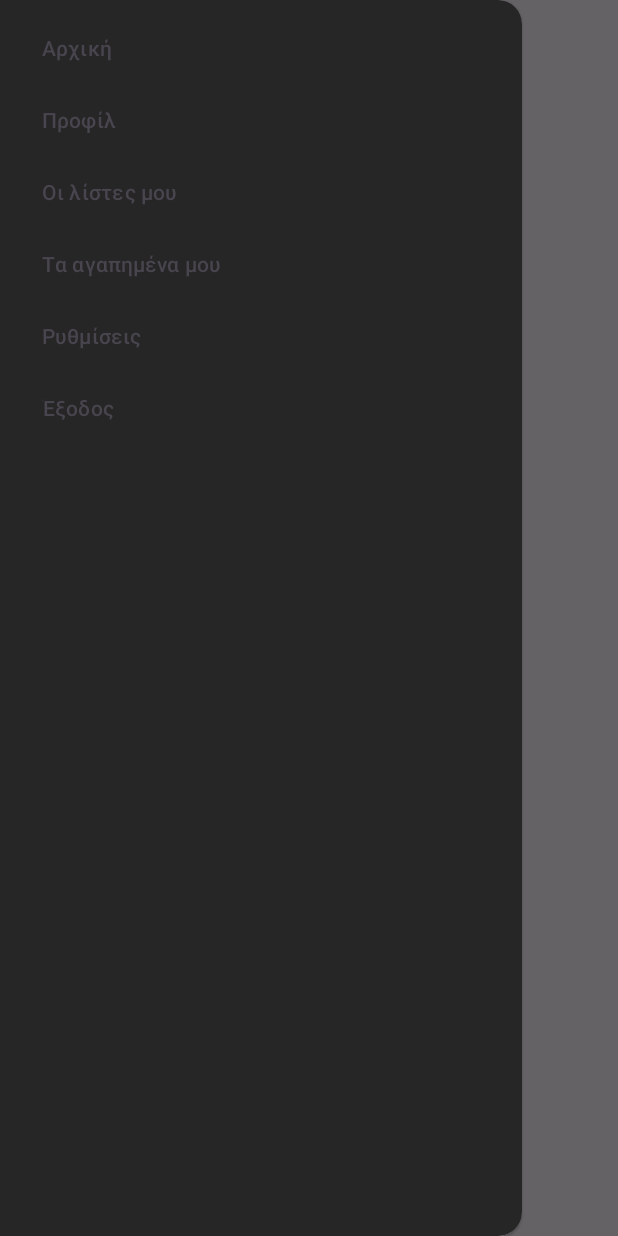
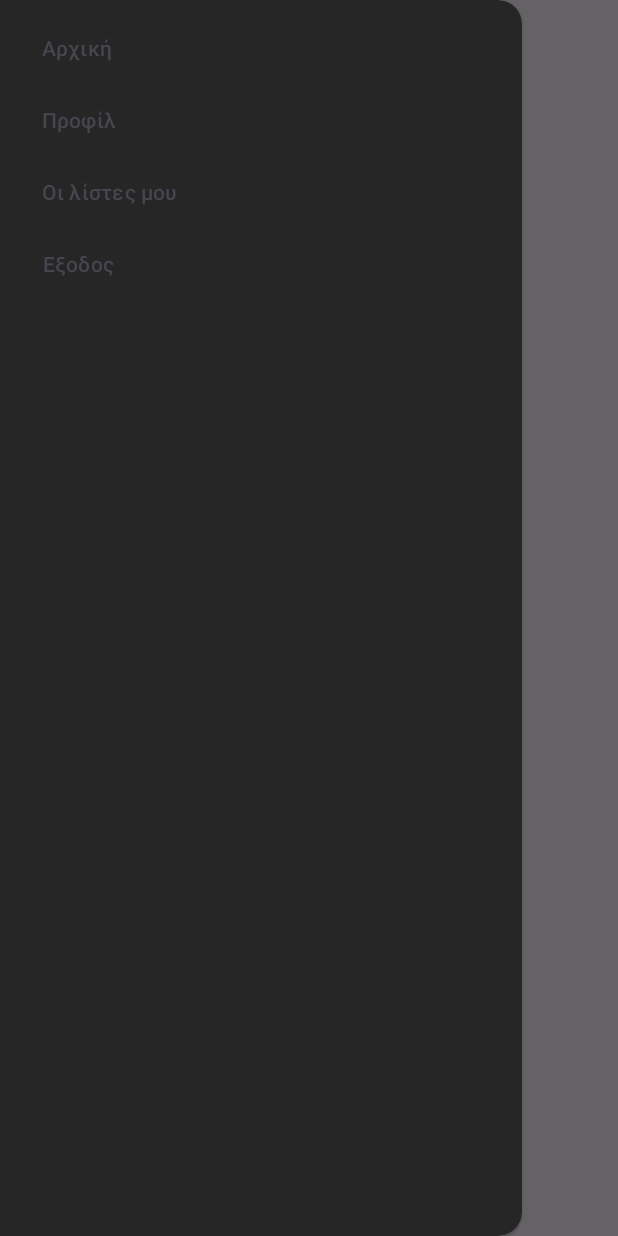
Before and after one commit to nikolas-th/notedAppCode, an Android app: the ReleaseInfoScreen screen opened directly, with no data from a screen before it, with the side drawer open, on a phone screen of 412 x 824 dp. Run offline under Robolectric (Android 15) with nearby library versions, the phone set to English and light mode, and no system bars.

Commit message:
allagh sto side menu

```diff
--- a/app/src/main/java/com/example/notedapp/ReleaseInfoScreen.java
+++ b/app/src/main/java/com/example/notedapp/ReleaseInfoScreen.java
@@ -15,10 +15,6 @@ public class ReleaseInfoScreen extends AppCompatActivity {
         super.onCreate(savedInstanceState);
         EdgeToEdge.enable(this);
         setContentView(R.layout.activity_release_info_screen);
-        ViewCompat.setOnApplyWindowInsetsListener(findViewById(R.id.main), (v, insets) -> {
-            Insets systemBars = insets.getInsets(WindowInsetsCompat.Type.systemBars());
-            v.setPadding(systemBars.left, systemBars.top, systemBars.right, systemBars.bottom);
-            return insets;
-        });
+
     }
 }
--- a/app/src/main/java/com/example/notedapp/SearchScreen.java
+++ b/app/src/main/java/com/example/notedapp/SearchScreen.java
@@ -101,8 +101,10 @@ public class SearchScreen extends AppCompatActivity {
                 int id = item.getItemId();
                 if (id == R.id.nav_home) {
                     //Tha phgainei sthn arxikh
-                } else if (id == R.id.nav_settings) {
-                    // Τha phgainei stis rythmiseis
+                } else if (id == R.id.nav_profil) {
+                    // Τha phgainei sto profil
+                } else if (id == R.id.nav_lists) {
+                        // Τha phgainei stis listes
                 } else if (id == R.id.nav_logout) {
                     finish(); // eksodos
                 }
--- a/app/src/main/res/menu/drawer_menu.xml
+++ b/app/src/main/res/menu/drawer_menu.xml
@@ -9,12 +9,7 @@
     <item
         android:id="@+id/nav_lists"
         android:title="Οι λίστες μου" />
-    <item
-        android:id="@+id/nav_fav"
-        android:title="Tα αγαπημένα μου" />
-    <item
-        android:id="@+id/nav_settings"
-        android:title="Ρυθμίσεις" />
+
     <item
         android:id="@+id/nav_logout"
         android:title="Έξοδος" />
```
